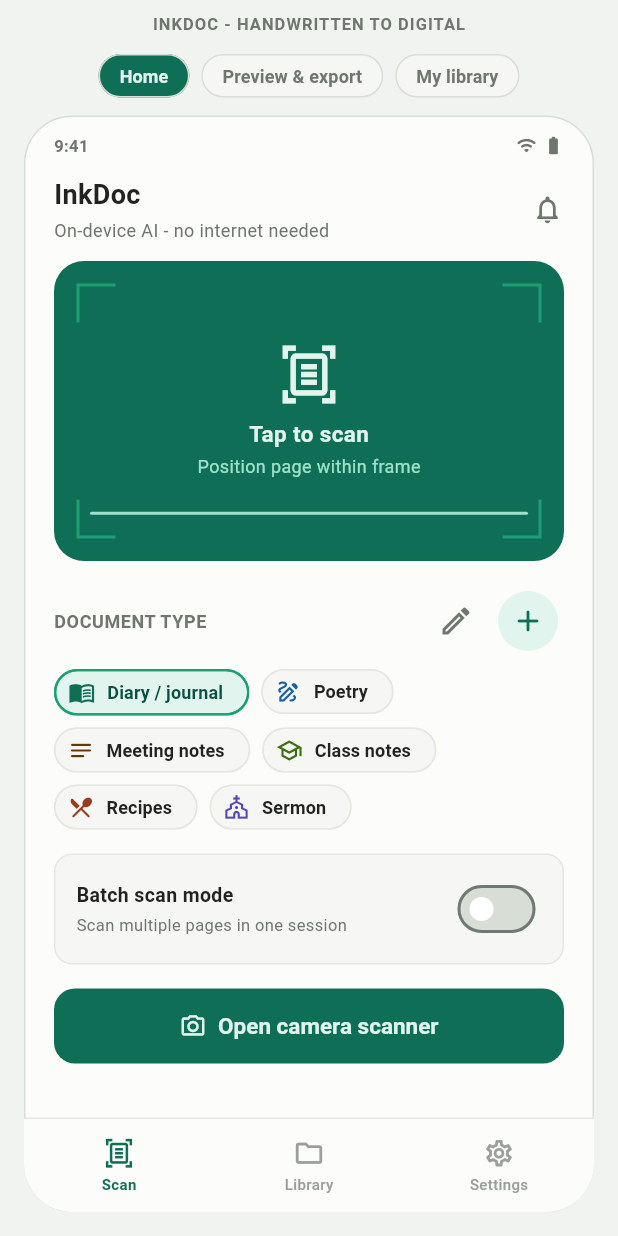
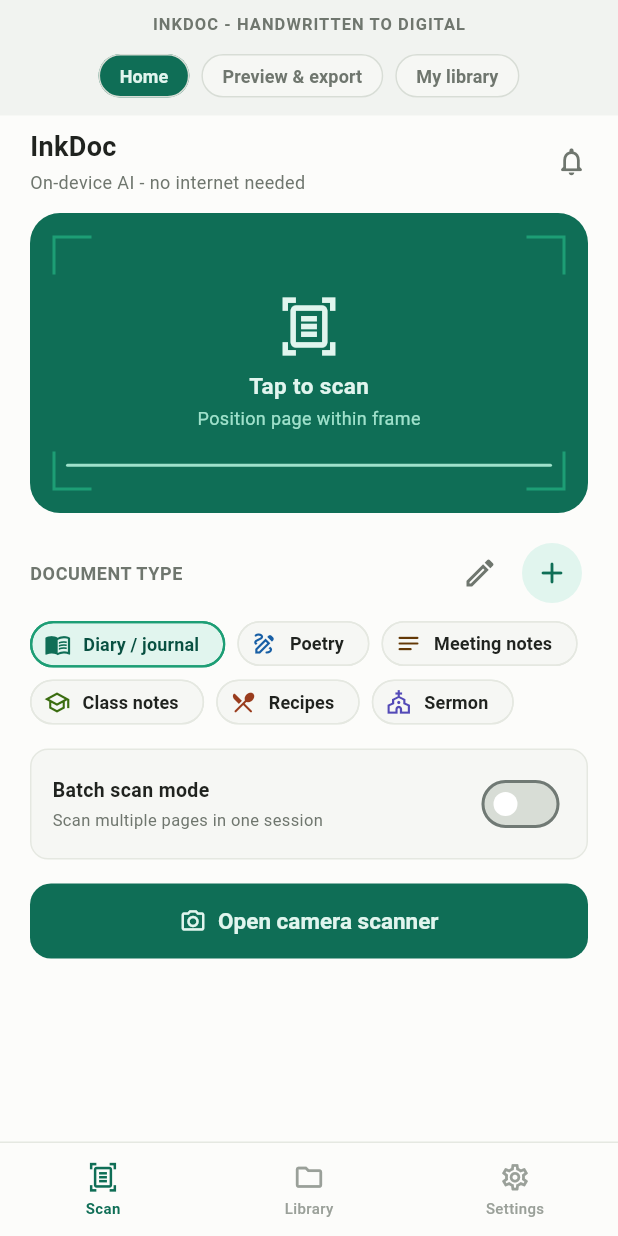
Before and after one commit to valentineRutto/WriteFlow, a Flutter app: the screen it shows after launch, on a phone screen of 412 x 824 dp. Run offline on Flutter 3.47's test engine with Material 3 defaults, Android fonts, the phone set to English and light mode, and no system bars.

Commit message:
Flatten home screen layout

```diff
--- a/lib/presentation/inkdoc_app.dart
+++ b/lib/presentation/inkdoc_app.dart
@@ -129,15 +129,23 @@
                     const SizedBox(height: 12),
                     Expanded(
                       child: Padding(
-                        padding: const EdgeInsets.fromLTRB(16, 0, 16, 16),
+                        padding: screen == AppScreen.home
+                            ? EdgeInsets.zero
+                            : const EdgeInsets.fromLTRB(16, 0, 16, 16),
                         child: DecoratedBox(
                           decoration: BoxDecoration(
                             color: AppColors.canvas,
-                            borderRadius: BorderRadius.circular(32),
-                            border: Border.all(color: AppColors.border),
+                            borderRadius: screen == AppScreen.home
+                                ? BorderRadius.zero
+                                : BorderRadius.circular(32),
+                            border: screen == AppScreen.home
+                                ? null
+                                : Border.all(color: AppColors.border),
                           ),
                           child: ClipRRect(
-                            borderRadius: BorderRadius.circular(32),
+                            borderRadius: screen == AppScreen.home
+                                ? BorderRadius.zero
+                                : BorderRadius.circular(32),
                             child: switch (screen) {
                               AppScreen.home => HomeScreen(
                                 viewModel: _scanViewModel,
--- a/lib/presentation/screens/home_screen.dart
+++ b/lib/presentation/screens/home_screen.dart
@@ -22,7 +22,6 @@
   Widget build(BuildContext context) {
     return Column(
       children: [
-        const StatusBar(time: '9:41'),
         Expanded(
           child: ListView(
             cacheExtent: 4000,
```
